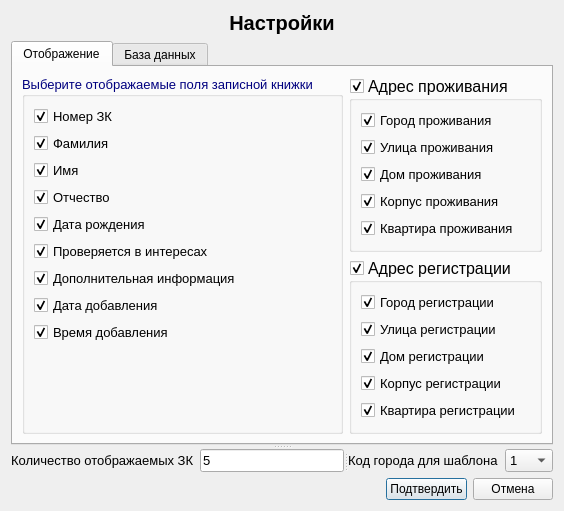
Above: dialog_settings.ui from Yavlados/VKR before the change. Below: the same form after it.
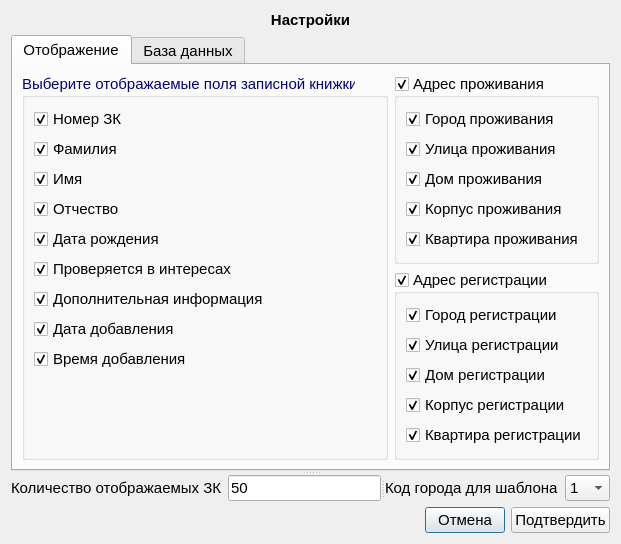
That is the form after the change. The open tabs and pages were chosen to show the change.

```diff
--- a/dialog_settings.ui
+++ b/dialog_settings.ui
@@ -19,7 +19,7 @@
      <property name="font">
       <font>
        <family>Arial</family>
-       <pointsize>15</pointsize>
+       <pointsize>11</pointsize>
        <weight>75</weight>
        <bold>true</bold>
       </font>
@@ -34,10 +34,20 @@
    </item>
    <item>
     <widget class="QSplitter" name="splitter_2">
+     <property name="font">
+      <font>
+       <pointsize>11</pointsize>
+      </font>
+     </property>
      <property name="orientation">
       <enum>Qt::Vertical</enum>
      </property>
      <widget class="QTabWidget" name="tabWidget">
+      <property name="font">
+       <font>
+        <pointsize>11</pointsize>
+       </font>
+      </property>
       <property name="currentIndex">
        <number>1</number>
       </property>
@@ -50,7 +60,7 @@
          <widget class="QGroupBox" name="groupBox_4">
           <property name="font">
            <font>
-            <pointsize>12</pointsize>
+            <pointsize>11</pointsize>
            </font>
           </property>
           <property name="title">
@@ -68,7 +78,7 @@
              <property name="font">
               <font>
                <family>Arial</family>
-               <pointsize>10</pointsize>
+               <pointsize>11</pointsize>
               </font>
              </property>
              <property name="text">
@@ -84,7 +94,7 @@
              <property name="font">
               <font>
                <family>Arial</family>
-               <pointsize>10</pointsize>
+               <pointsize>11</pointsize>
               </font>
              </property>
              <property name="text">
@@ -100,7 +110,7 @@
              <property name="font">
               <font>
                <family>Arial</family>
-               <pointsize>10</pointsize>
+               <pointsize>11</pointsize>
               </font>
              </property>
              <property name="text">
@@ -116,7 +126,7 @@
              <property name="font">
               <font>
                <family>Arial</family>
-               <pointsize>10</pointsize>
+               <pointsize>11</pointsize>
               </font>
              </property>
              <property name="text">
@@ -132,7 +142,7 @@
              <property name="font">
               <font>
                <family>Arial</family>
-               <pointsize>10</pointsize>
+               <pointsize>11</pointsize>
               </font>
              </property>
              <property name="text">
@@ -145,6 +155,11 @@
            </item>
            <item>
             <spacer name="verticalSpacer_3">
+             <property name="font">
+              <font>
+               <pointsize>11</pointsize>
+              </font>
+             </property>
              <property name="orientation">
               <enum>Qt::Vertical</enum>
              </property>
@@ -163,7 +178,7 @@
          <widget class="QGroupBox" name="groupBox_3">
           <property name="font">
            <font>
-            <pointsize>12</pointsize>
+            <pointsize>11</pointsize>
            </font>
           </property>
           <property name="title">
@@ -178,7 +193,7 @@
              <property name="font">
               <font>
                <family>Arial</family>
-               <pointsize>10</pointsize>
+               <pointsize>11</pointsize>
               </font>
              </property>
              <property name="text">
@@ -194,7 +209,7 @@
              <property name="font">
               <font>
                <family>Arial</family>
-               <pointsize>10</pointsize>
+               <pointsize>11</pointsize>
               </font>
              </property>
              <property name="text">
@@ -210,7 +225,7 @@
              <property name="font">
               <font>
                <family>Arial</family>
-               <pointsize>10</pointsize>
+               <pointsize>11</pointsize>
               </font>
              </property>
              <property name="text">
@@ -226,7 +241,7 @@
              <property name="font">
               <font>
                <family>Arial</family>
-               <pointsize>10</pointsize>
+               <pointsize>11</pointsize>
               </font>
              </property>
              <property name="text">
@@ -242,7 +257,7 @@
              <property name="font">
               <font>
                <family>Arial</family>
-               <pointsize>10</pointsize>
+               <pointsize>11</pointsize>
               </font>
              </property>
              <property name="text">
@@ -255,6 +270,11 @@
            </item>
            <item>
             <spacer name="verticalSpacer_4">
+             <property name="font">
+              <font>
+               <pointsize>11</pointsize>
+              </font>
+             </property>
              <property name="orientation">
               <enum>Qt::Vertical</enum>
              </property>
@@ -311,7 +331,7 @@
           <property name="font">
            <font>
             <family>Arial</family>
-            <pointsize>10</pointsize>
+            <pointsize>11</pointsize>
            </font>
           </property>
           <property name="title">
@@ -366,7 +386,7 @@
              <property name="font">
               <font>
                <family>Arial</family>
-               <pointsize>10</pointsize>
+               <pointsize>11</pointsize>
               </font>
              </property>
              <property name="text">
@@ -419,7 +439,7 @@
              <property name="font">
               <font>
                <family>Arial</family>
-               <pointsize>10</pointsize>
+               <pointsize>11</pointsize>
               </font>
              </property>
              <property name="text">
@@ -472,7 +492,7 @@
              <property name="font">
               <font>
                <family>Arial</family>
-               <pointsize>10</pointsize>
+               <pointsize>11</pointsize>
               </font>
              </property>
              <property name="text">
@@ -525,7 +545,7 @@
              <property name="font">
               <font>
                <family>Arial</family>
-               <pointsize>10</pointsize>
+               <pointsize>11</pointsize>
               </font>
              </property>
              <property name="text">
@@ -578,7 +598,7 @@
              <property name="font">
               <font>
                <family>Arial</family>
-               <pointsize>10</pointsize>
+               <pointsize>11</pointsize>
               </font>
              </property>
              <property name="text">
@@ -631,7 +651,7 @@
              <property name="font">
               <font>
                <family>Arial</family>
-               <pointsize>10</pointsize>
+               <pointsize>11</pointsize>
               </font>
              </property>
              <property name="text">
@@ -684,7 +704,7 @@
              <property name="font">
               <font>
                <family>Arial</family>
-               <pointsize>10</pointsize>
+               <pointsize>11</pointsize>
               </font>
              </property>
              <property name="text">
@@ -737,7 +757,7 @@
              <property name="font">
               <font>
                <family>Arial</family>
-               <pointsize>10</pointsize>
+               <pointsize>11</pointsize>
               </font>
              </property>
              <property name="text">
@@ -790,7 +810,7 @@
              <property name="font">
               <font>
                <family>Arial</family>
-               <pointsize>10</pointsize>
+               <pointsize>11</pointsize>
               </font>
              </property>
              <property name="text">
@@ -803,6 +823,11 @@
            </item>
            <item row="9" column="0">
             <spacer name="verticalSpacer">
+             <property name="font">
+              <font>
+               <pointsize>11</pointsize>
+              </font>
+             </property>
              <property name="orientation">
               <enum>Qt::Vertical</enum>
              </property>
@@ -1438,17 +1463,27 @@
       </widget>
      </widget>
      <widget class="QSplitter" name="splitter">
+      <property name="font">
+       <font>
+        <pointsize>11</pointsize>
+       </font>
+      </property>
       <property name="orientation">
        <enum>Qt::Horizontal</enum>
       </property>
       <widget class="QWidget" name="layoutWidget">
+       <property name="font">
+        <font>
+         <pointsize>11</pointsize>
+        </font>
+       </property>
        <layout class="QHBoxLayout" name="horizontalLayout">
         <item>
          <widget class="QLabel" name="label_3">
           <property name="font">
            <font>
             <family>Arial</family>
-            <pointsize>10</pointsize>
+            <pointsize>11</pointsize>
            </font>
           </property>
           <property name="text">
@@ -1461,23 +1496,28 @@
           <property name="font">
            <font>
             <family>Arial</family>
-            <pointsize>10</pointsize>
+            <pointsize>11</pointsize>
            </font>
           </property>
           <property name="text">
-           <string>5</string>
+           <string>50</string>
           </property>
          </widget>
         </item>
        </layout>
       </widget>
       <widget class="QWidget" name="layoutWidget">
+       <property name="font">
+        <font>
+         <pointsize>11</pointsize>
+        </font>
+       </property>
        <layout class="QHBoxLayout" name="horizontalLayout_2">
         <item>
          <widget class="QLabel" name="label_2">
           <property name="font">
            <font>
-            <pointsize>10</pointsize>
+            <pointsize>11</pointsize>
            </font>
           </property>
           <property name="text">
@@ -1489,7 +1529,7 @@
          <widget class="QComboBox" name="comboBox">
           <property name="font">
            <font>
-            <pointsize>10</pointsize>
+            <pointsize>11</pointsize>
            </font>
           </property>
           <item>
@@ -1553,6 +1593,11 @@
     <layout class="QHBoxLayout" name="horizontalLayout_5">
      <item>
       <spacer name="horizontalSpacer_6">
+       <property name="font">
+        <font>
+         <pointsize>11</pointsize>
+        </font>
+       </property>
        <property name="orientation">
         <enum>Qt::Horizontal</enum>
        </property>
@@ -1564,20 +1609,30 @@
        </property>
       </spacer>
      </item>
-     <item>
-      <widget class="QPushButton" name="pushButton">
-       <property name="text">
-        <string>Подтвердить</string>
-       </property>
-      </widget>
-     </item>
      <item>
       <widget class="QPushButton" name="pushButton_2">
+       <property name="font">
+        <font>
+         <pointsize>11</pointsize>
+        </font>
+       </property>
        <property name="text">
         <string>Отмена</string>
        </property>
       </widget>
      </item>
+     <item>
+      <widget class="QPushButton" name="pushButton">
+       <property name="font">
+        <font>
+         <pointsize>11</pointsize>
+        </font>
+       </property>
+       <property name="text">
+        <string>Подтвердить</string>
+       </property>
+      </widget>
+     </item>
     </layout>
    </item>
   </layout>
```
Left out of the diff: 3 changed lines with no effect on the pictures.
